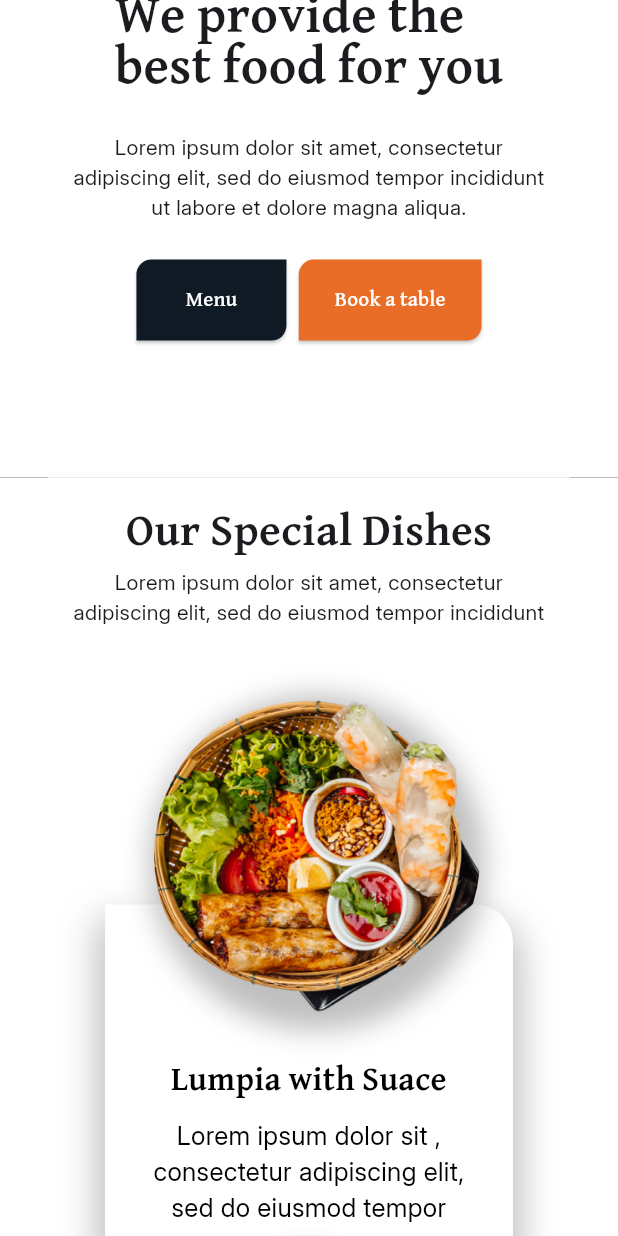
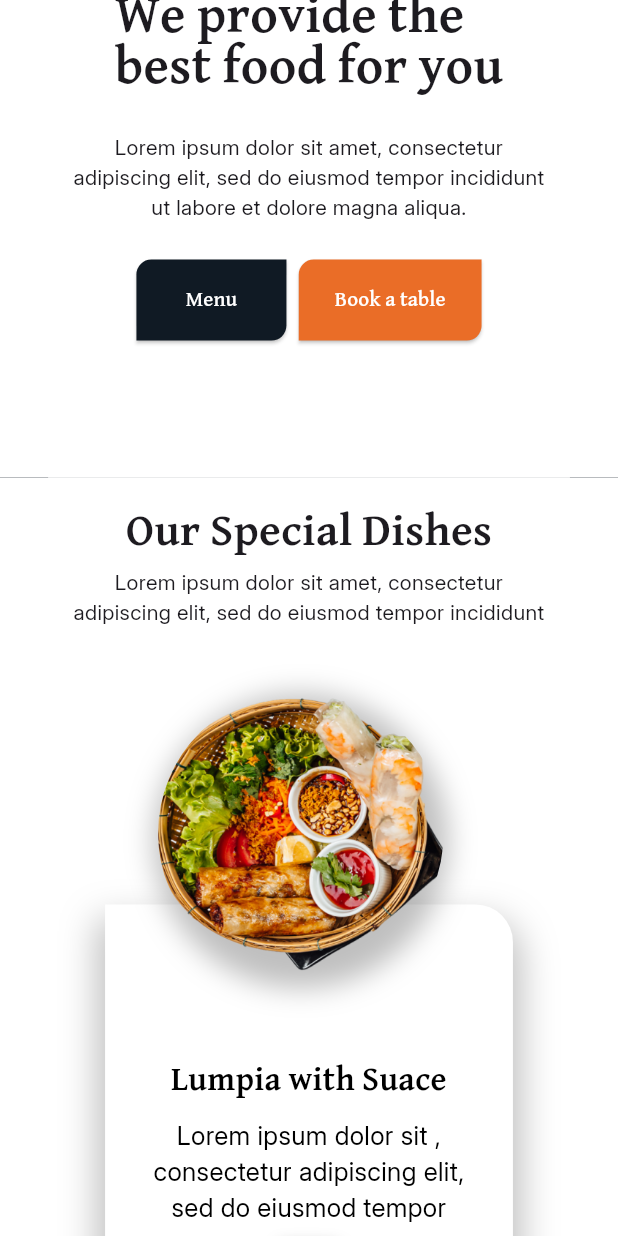
Before and after one commit to numanarif990/resturant_website, a Flutter app: the screen it shows after launch, scrolled down 576 dp, on a phone screen of 412 x 824 dp. Run offline on Flutter 3.47's test engine with Material 3 defaults, Android fonts, the phone set to English and light mode, and no system bars; our stand-ins replace firebase_core, font_awesome_flutter, get, readmore, responsive_builder; missing offline and left inert: dart:html; accounts and stored records are empty; statements that could not run were skipped.

Commit message:
size of the circular image

```diff
--- a/lib/pages/home_page_containers/container2/mobilehovercard.dart
+++ b/lib/pages/home_page_containers/container2/mobilehovercard.dart
@@ -46,10 +46,10 @@ class MobileHoverCard extends StatelessWidget {
         ),
         Positioned(
           top: -size.height * 0.18, // Adjust based on screen height
-          left: cardWidth * 0.120, // Center horizontally relative to card
+          left: cardWidth * 0.13, // Center horizontally relative to card
           child: Container(
-            height: cardHeight * 0.8, // Adjust size of the circular image
-            width: cardWidth * 0.8,
+            height: cardHeight * 0.7, // Adjust size of the circular image
+            width: cardWidth * 0.7,
             decoration: BoxDecoration(
               shape: BoxShape.circle,
               image: DecorationImage(
```
